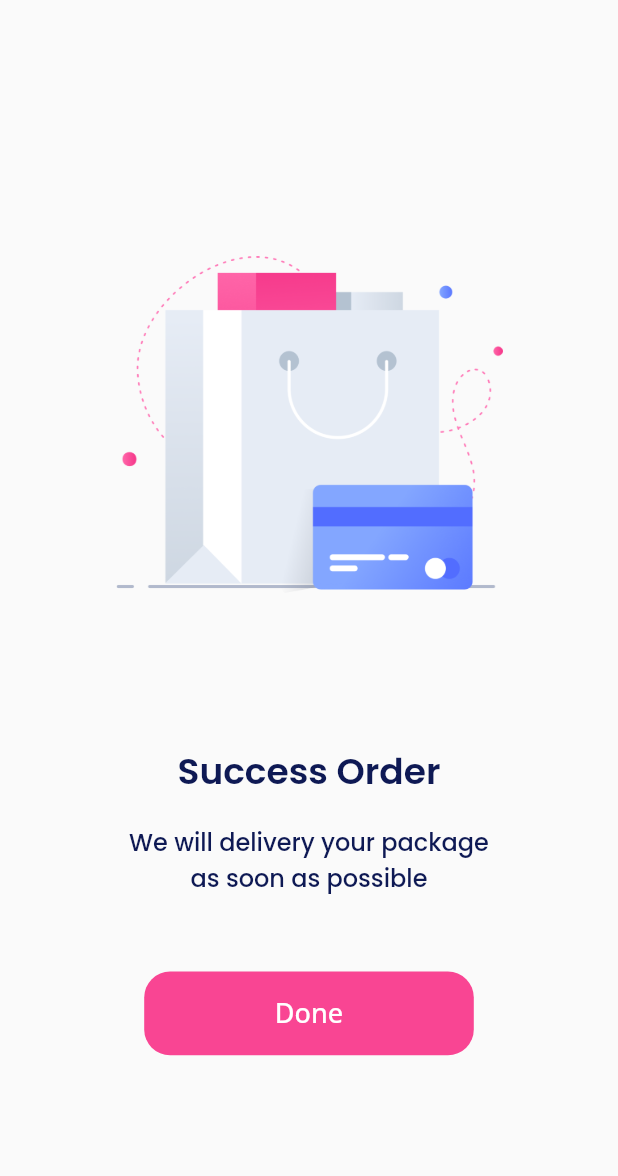
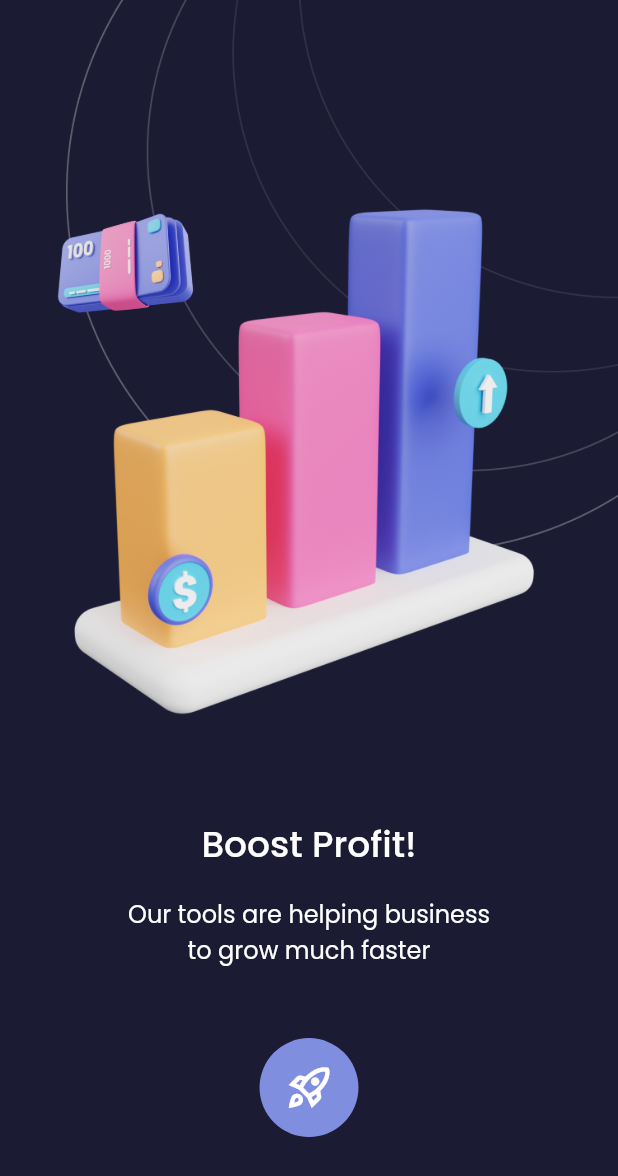
Before and after one commit to agpprastyo/sevendaysbwa, a Flutter app: the screen it shows after launch, on a phone screen of 412 x 824 dp. Shown: the top 1176 px of the screen. Run offline on Flutter 3.47's test engine with Material 2 defaults, Android fonts, the phone set to English and light mode, and no system bars; drawn by our look-alikes of auto_size_text; our stand-ins replace gap, google_fonts.

Commit message:
second empty state

```diff
--- a/lib/main.dart
+++ b/lib/main.dart
@@ -1,5 +1,6 @@
 import 'package:flutter/material.dart';
 import 'package:sevendaysbwa/screen/empty_state_screen/first_empty_state_screen.dart';
+import 'package:sevendaysbwa/screen/empty_state_screen/second_empty_state_screen.dart';
 import 'package:sevendaysbwa/screen/get_staerted_screen/first_get_started_screen.dart';
 import 'package:sevendaysbwa/screen/get_staerted_screen/second_get_started_screen.dart';
 import 'package:sevendaysbwa/screen/sign_in_screen/first_sign_in_screen.dart';
@@ -22,7 +23,7 @@ class MyApp extends StatelessWidget {
       theme: ThemeData(
         primarySwatch: Colors.blue,
       ),
-      home: const FirstEmptyStateScreen(),
+      home: const SecondEmptyStateScreen(),
     );
   }
 }
--- /dev/null
+++ b/lib/screen/empty_state_screen/second_empty_state_screen.dart
@@ -0,0 +1,57 @@
+import 'package:auto_size_text/auto_size_text.dart';
+import 'package:flutter/material.dart';
+import 'package:gap/gap.dart';
+import 'package:google_fonts/google_fonts.dart';
+
+class SecondEmptyStateScreen extends StatelessWidget {
+  const SecondEmptyStateScreen({Key? key}) : super(key: key);
+
+  @override
+  Widget build(BuildContext context) {
+    double width = MediaQuery.of(context).size.width / 375;
+    double height = MediaQuery.of(context).size.height / 812;
+
+    return Scaffold(
+      backgroundColor: Color(0xFF1B1B33),
+      body: Column(
+        children: [
+          Container(
+            width: double.infinity,
+            child: Image.asset("assets/chart_illustration.png"),
+          ),
+          Expanded(child: Container()),
+          AutoSizeText(
+            "Boost Profit!",
+            style: GoogleFonts.poppins(
+                fontSize: 24, fontWeight: FontWeight.w500, color: Colors.white),
+          ),
+          Gap(height * 16),
+          AutoSizeText(
+            "Our tools are helping business\nto grow much faster",
+            textAlign: TextAlign.center,
+            style: GoogleFonts.poppins(
+                fontSize: 16, fontWeight: FontWeight.w400, color: Colors.white),
+          ),
+          Expanded(child: Container()),
+          Container(
+            width: height * 65,
+            height: height * 65,
+            decoration: BoxDecoration(
+                shape: BoxShape.rectangle,
+                borderRadius: BorderRadius.circular(height * 40),
+                color: Color(0xFF808ee0)),
+            child: IconButton(
+              onPressed: () {},
+              icon: Icon(
+                Icons.rocket_launch_outlined,
+                color: Colors.white,
+                size: height * 32,
+              ),
+            ),
+          ),
+          Gap(height * 65),
+        ],
+      ),
+    );
+  }
+}
```
